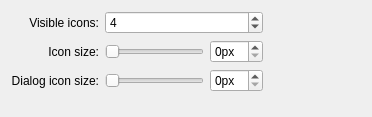
Above: plasma/applets/quicklaunch/quicklaunchConfig.ui from mgottschlag/kwin-tiling before the change. Below: the same form after it.
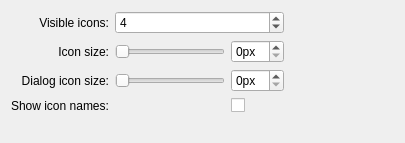
That is the form after the change. Custom widgets are drawn as their Qt base class.

Commit message: allow showing icon names

The edit to the form file:
```diff
--- a/plasma/applets/quicklaunch/quicklaunchConfig.ui
+++ b/plasma/applets/quicklaunch/quicklaunchConfig.ui
@@ -6,8 +6,8 @@
    <rect>
     <x>0</x>
     <y>0</y>
-    <width>372</width>
-    <height>117</height>
+    <width>405</width>
+    <height>143</height>
    </rect>
   </property>
   <property name="windowTitle">
@@ -117,6 +117,20 @@
      </property>
     </widget>
    </item>
+   <item row="4" column="0">
+    <widget class="QLabel" name="label_4">
+     <property name="text">
+      <string>Show icon names:</string>
+     </property>
+    </widget>
+   </item>
+   <item row="4" column="2">
+    <widget class="QCheckBox" name="iconNamesCheckBox">
+     <property name="text">
+      <string/>
+     </property>
+    </widget>
+   </item>
   </layout>
  </widget>
  <customwidgets>
```
The commit also changes 2 other files.
